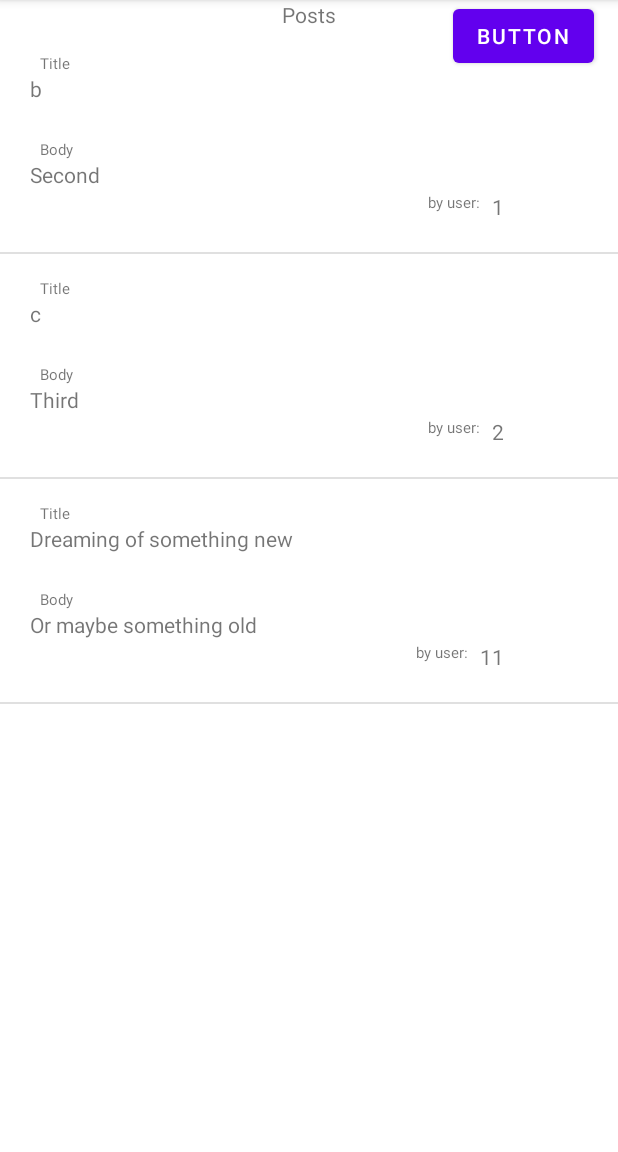
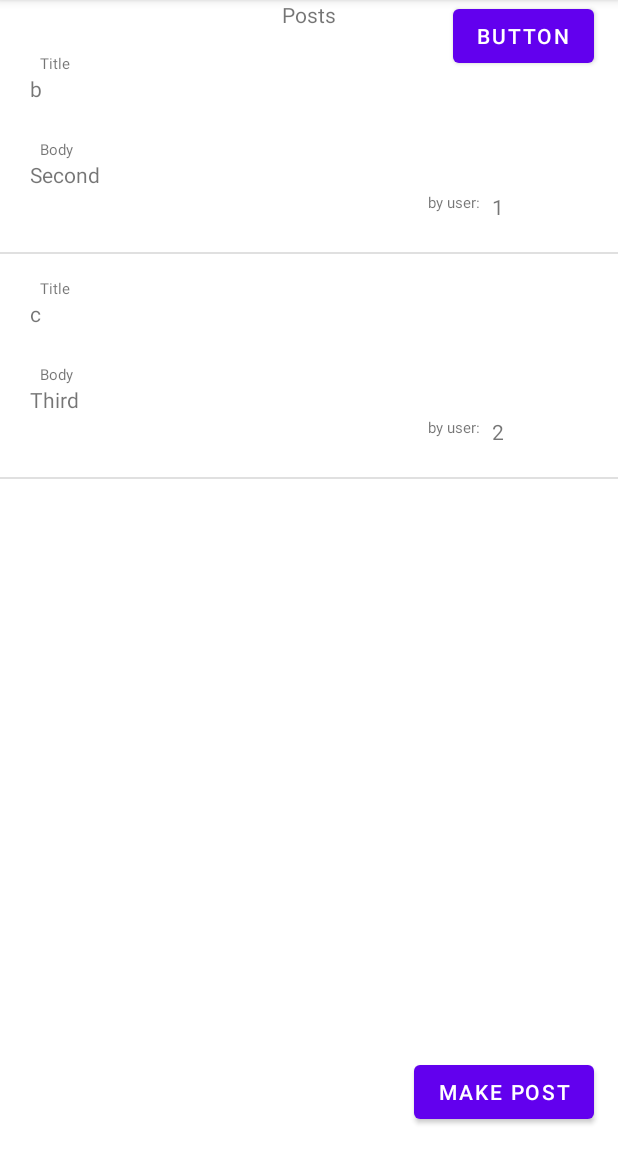
Before and after one commit to MichaelJahns/fo-AndroidBuild, an Android app: the screen it shows after launch (MainActivity), after a tap on "by user:", on a phone screen of 412 x 824 dp, the part 84-1236 px from its top. Run offline under Robolectric (Android 15) with nearby library versions, the phone set to English and light mode, and no system bars; our stand-ins replace Room's generated code; 1 other tap on this screen came first.

Commit message:
Wires together the postAPI, I am successfully sending and recieving packets from the API, next to is allow those packets to contain user written data, pulled from Edit Fields on a new View

```diff
--- a/app/src/main/java/com/firstorion/project/database/PostDatabase.kt
+++ b/app/src/main/java/com/firstorion/project/database/PostDatabase.kt
@@ -11,7 +11,7 @@ import kotlinx.coroutines.Dispatchers
 import kotlinx.coroutines.GlobalScope
 import kotlinx.coroutines.launch
 
-@Database(entities = [(Post::class)], version = 1)
+@Database(entities = [(Post::class)], version = 2)
 abstract class PostDatabase : RoomDatabase() {
     abstract fun postDao() : IPostsDatabase
 
--- a/app/src/main/java/com/firstorion/project/network/PostApi.kt
+++ b/app/src/main/java/com/firstorion/project/network/PostApi.kt
@@ -1,7 +1,9 @@
 package com.firstorion.project.network
 
 import com.firstorion.project.repo.post.IPostsNetwork
+import com.firstorion.project.repo.post.Post
 
 class PostApi(private val api: IPostsNetwork){
     fun getAllPostsFromApi() = api.getAllPostsFromAllUsers()
+    fun createPost(post: Post) = api.createPost(post)
 }
--- a/app/src/main/java/com/firstorion/project/repo/post/IPostsNetwork.kt
+++ b/app/src/main/java/com/firstorion/project/repo/post/IPostsNetwork.kt
@@ -1,7 +1,9 @@
 package com.firstorion.project.repo.post
 
 import retrofit2.Call
+import retrofit2.http.Body
 import retrofit2.http.GET
+import retrofit2.http.POST
 
 /**
  * The interface that will provide the network communication between https://jsonplaceholder.typicode.com/posts and the app
@@ -15,6 +17,7 @@ interface IPostsNetwork {
 
     @GET("/posts")
     fun getAllPostsFromAllUsers(): Call<List<Post>>
-    fun uploadPost(userId: Int, title: String, body: String): Post
+    @POST("/posts")
+    fun createPost(@Body post:Post): Call<Post>
 
 }
--- a/app/src/main/java/com/firstorion/project/repo/post/Post.kt
+++ b/app/src/main/java/com/firstorion/project/repo/post/Post.kt
@@ -6,10 +6,10 @@ import com.google.gson.annotations.SerializedName
 
 @Entity(tableName = "post_table")
 data class Post(
-    @PrimaryKey(autoGenerate = true)
-    val userId: Int,
-    @SerializedName(value = "id")
-    val postId: Int,
-    val body: String,
-    val title: String
+        @PrimaryKey(autoGenerate = true)
+        val userId: Int,
+        @SerializedName(value = "id")
+        val postId: Int?,
+        val body: String,
+        val title: String
 )
--- a/app/src/main/java/com/firstorion/project/ui/post/PostsFragment.kt
+++ b/app/src/main/java/com/firstorion/project/ui/post/PostsFragment.kt
@@ -18,6 +18,7 @@ import com.firstorion.project.network.PostApi
 import com.firstorion.project.network.RetrofitInstance
 import com.firstorion.project.repo.post.Post
 import com.firstorion.project.util.PostsViewModelFactory
+import com.firstorion.project.util.Toaster
 import com.firstorion.project.viewmodel.post.PostsViewModel
 import kotlinx.coroutines.Dispatchers
 import kotlinx.coroutines.GlobalScope
@@ -30,18 +31,18 @@ class PostsFragment : Fragment(), PostsRVAdapter.OnPostClickedListener{
 //    XML Views
     private lateinit var recyclerView: RecyclerView
     private lateinit var testButton: Button
+    private lateinit var courierPost: Button
 
     override fun onCreateView(
         inflater: LayoutInflater, container: ViewGroup?,
         savedInstanceState: Bundle?
     ): View? {
         val view = inflater.inflate(R.layout.fragment_posts, container, false)
-        initializeUI(view)
-
         postsViewModelFactory = PostsViewModelFactory(
             activity!!.application,
             PostApi(RetrofitInstance.api))
         postViewModel = ViewModelProvider(this, postsViewModelFactory).get(PostsViewModel::class.java)
+        initializeUI(view)
         setUpObservers()
         return view
     }
@@ -56,13 +57,18 @@ class PostsFragment : Fragment(), PostsRVAdapter.OnPostClickedListener{
         recyclerView = view.findViewById(R.id.postsRecyclerView)
         recyclerView.setHasFixedSize(true)
         recyclerView.layoutManager =LinearLayoutManager(activity!!.applicationContext)
-        updateUI(listOf<Post>())
+        courierPost = view.findViewById(R.id.courierMakePost)
+        courierPost.setOnClickListener(View.OnClickListener{
+            GlobalScope.launch(Dispatchers.IO){
+                postViewModel.insertPost()
+                Log.e("postfrag", "attempted")
+            }
+        })
         testButton = view.findViewById(R.id.button)
         testButton.setOnClickListener(View.OnClickListener {
-            GlobalScope.launch(Dispatchers.IO){
-                postViewModel.insertPost()
-            }
+
         })
+        updateUI(listOf<Post>())
     }
 
     private fun updateUI(postList: List<Post>){
@@ -71,7 +77,6 @@ class PostsFragment : Fragment(), PostsRVAdapter.OnPostClickedListener{
     }
 
     override fun onPostClicked(post: Post) {
-        Log.d("OnClick", "Clicked Post ${post.postId}")
+        Toaster.makeToast(activity!!.applicationContext, "Clicked upon post: ${post.postId}")
     }
-
 }
--- a/app/src/main/java/com/firstorion/project/viewmodel/post/IPostsRepo.kt
+++ b/app/src/main/java/com/firstorion/project/viewmodel/post/IPostsRepo.kt
@@ -20,7 +20,7 @@ interface IPostsRepo {
 
     fun getAllPosts(): LiveData<List<Post>>
     suspend fun uploadPost(userId: Int, body: String, title: String)
-    suspend fun uploadPosts(postList: List<Post>)
+    suspend fun insertPosts(postList: List<Post>)
     suspend fun deleteAllPosts()
 
 }
--- a/app/src/main/java/com/firstorion/project/viewmodel/post/PostsViewModel.kt
+++ b/app/src/main/java/com/firstorion/project/viewmodel/post/PostsViewModel.kt
@@ -23,6 +23,6 @@ class PostsViewModel(
         return postsRepository.getAllPosts()
     }
     suspend fun insertPost(){
-        postsRepository.uploadPost(11, "Or maybe something old", "Dreaming of something new")
+        postsRepository.uploadPost(11, "Gaze upon my works, ye mighty and despair", "In my travels I came across an antique land")
     }
 }
--- a/app/src/main/res/layout/activity_main.xml
+++ b/app/src/main/res/layout/activity_main.xml
@@ -9,6 +9,8 @@
     <FrameLayout
         android:id="@+id/fragmentContainer"
         android:layout_width="match_parent"
-        android:layout_height="match_parent"/>
+        android:layout_height="match_parent">
+
+    </FrameLayout>
 
 </androidx.constraintlayout.widget.ConstraintLayout>
--- a/app/src/main/res/layout/fragment_posts.xml
+++ b/app/src/main/res/layout/fragment_posts.xml
@@ -38,5 +38,15 @@
         app:layout_constraintTop_toTopOf="parent"
         app:layout_constraintVertical_bias="0.0" />
 
+    <Button
+        android:id="@+id/courierMakePost"
+        android:layout_width="wrap_content"
+        android:layout_height="wrap_content"
+        android:layout_marginEnd="16dp"
+        android:layout_marginBottom="16dp"
+        android:text="@string/courierMakePost"
+        app:layout_constraintBottom_toBottomOf="parent"
+        app:layout_constraintEnd_toEndOf="parent" />
+
 
 </androidx.constraintlayout.widget.ConstraintLayout>
--- a/app/src/main/res/values/strings.xml
+++ b/app/src/main/res/values/strings.xml
@@ -6,4 +6,5 @@
     <string name="post_body">Body</string>
     <string name="post_userId">UserId</string>
     <string name="userId_label">by user: </string>
+    <string name="courierMakePost">Make Post</string>
 </resources>
```
Also changed, not shown: app/src/main/java/com/firstorion/project/repo/post/PostRepository.kt (+20 -10 lines).
